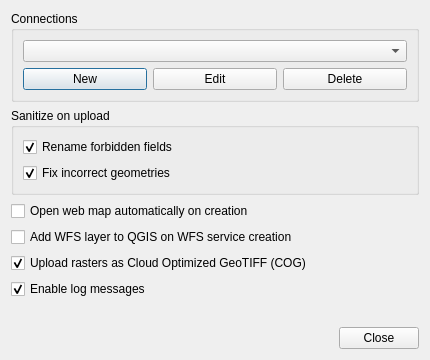
Old version of the form src/settings_dialog_base.ui in the repository nextgis/nextgis_connect.
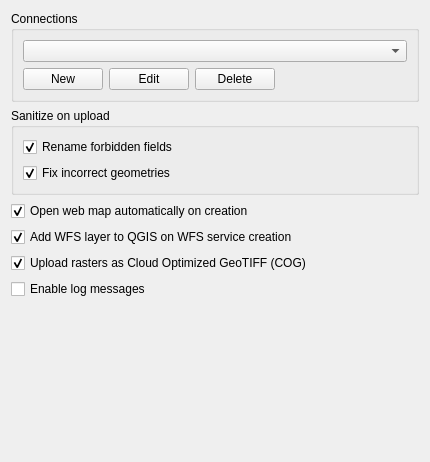
New version of the form.

Commit message: Improve settings dialog

The edit to the form file:
```diff
--- a/src/settings_dialog_base.ui
+++ b/src/settings_dialog_base.ui
@@ -1,13 +1,13 @@
 <?xml version="1.0" encoding="UTF-8"?>
 <ui version="4.0">
- <class>Dialog</class>
- <widget class="QDialog" name="Dialog">
+ <class>NgConnectSettingsWidgetBase</class>
+ <widget class="QWidget" name="NgConnectSettingsWidgetBase">
   <property name="geometry">
    <rect>
     <x>0</x>
     <y>0</y>
     <width>430</width>
-    <height>360</height>
+    <height>462</height>
    </rect>
   </property>
   <property name="sizePolicy">
@@ -37,30 +37,50 @@
      <property name="title">
       <string>Connections</string>
      </property>
-     <layout class="QGridLayout" name="gridLayout">
-      <item row="1" column="0">
+     <layout class="QVBoxLayout" name="verticalLayout_2">
+      <item>
+       <widget class="QComboBox" name="cmbConnections"/>
+      </item>
+      <item>
+       <layout class="QHBoxLayout" name="horizontalLayout">
+        <property name="topMargin">
+         <number>0</number>
+        </property>
+        <item>
        <widget class="QPushButton" name="btnNew">
         <property name="text">
          <string>New</string>
         </property>
        </widget>
       </item>
-      <item row="1" column="1">
+        <item>
        <widget class="QPushButton" name="btnEdit">
         <property name="text">
          <string>Edit</string>
         </property>
        </widget>
       </item>
-      <item row="1" column="2">
+        <item>
        <widget class="QPushButton" name="btnDelete">
         <property name="text">
          <string>Delete</string>
         </property>
        </widget>
       </item>
-      <item row="0" column="0" colspan="3">
-       <widget class="QComboBox" name="cmbConnections"/>
+        <item>
+         <spacer name="horizontalSpacer">
+          <property name="orientation">
+           <enum>Qt::Horizontal</enum>
+          </property>
+          <property name="sizeHint" stdset="0">
+           <size>
+            <width>40</width>
+            <height>20</height>
+           </size>
+          </property>
+         </spacer>
+        </item>
+       </layout>
       </item>
      </layout>
     </widget>
@@ -105,6 +125,9 @@
      <property name="text">
       <string>Open web map automatically on creation</string>
      </property>
+     <property name="checked">
+      <bool>true</bool>
+     </property>
     </widget>
    </item>
    <item>
@@ -112,6 +135,9 @@
      <property name="text">
       <string>Add WFS layer to QGIS on WFS service creation</string>
      </property>
+     <property name="checked">
+      <bool>true</bool>
+     </property>
     </widget>
    </item>
    <item>
@@ -130,7 +156,7 @@
       <string>Enable log messages</string>
      </property>
      <property name="checked">
-      <bool>true</bool>
+      <bool>false</bool>
      </property>
     </widget>
    </item>
@@ -147,22 +173,6 @@
      </property>
     </spacer>
    </item>
-   <item>
-    <widget class="QDialogButtonBox" name="buttonBox">
-     <property name="sizePolicy">
-      <sizepolicy hsizetype="Expanding" vsizetype="Preferred">
-       <horstretch>0</horstretch>
-       <verstretch>0</verstretch>
-      </sizepolicy>
-     </property>
-     <property name="orientation">
-      <enum>Qt::Horizontal</enum>
-     </property>
-     <property name="standardButtons">
-      <set>QDialogButtonBox::Close</set>
-     </property>
-    </widget>
-   </item>
   </layout>
  </widget>
  <resources/>
```
Left out of the diff: 51 changed lines with no effect on the pictures. Lines whose indentation alone changed are shown as unchanged. The commit also changes 8 other files.
